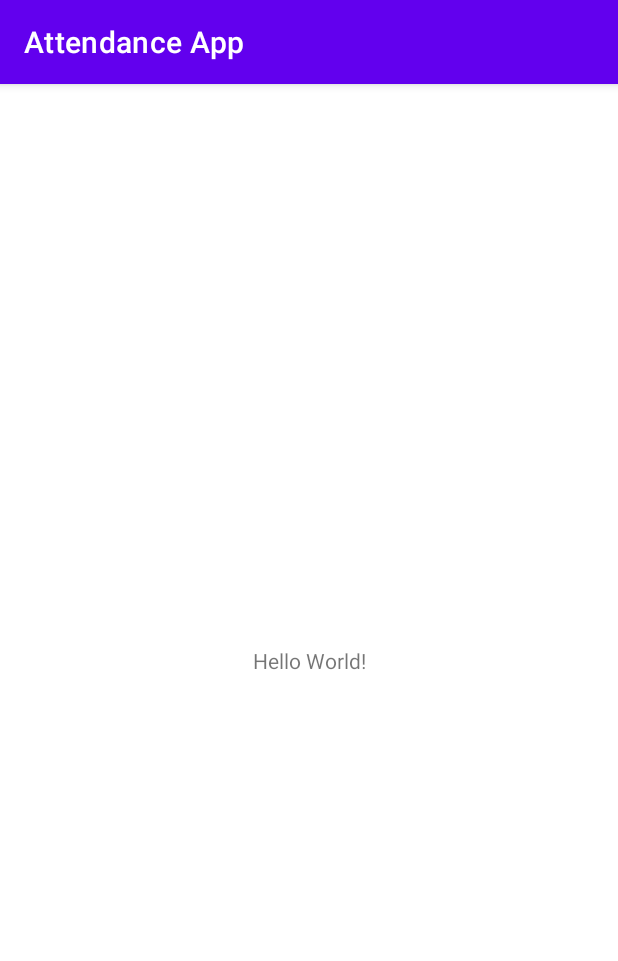
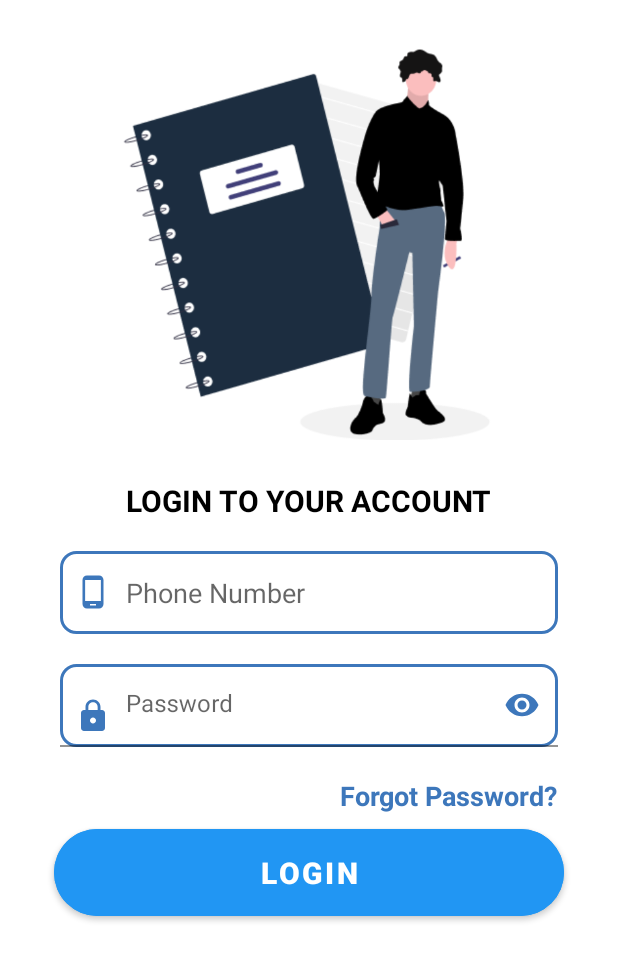
Before and after one commit to Kabuto-Hido/KLTN_Attendance_App, an Android app: the screen it shows after launch (MainActivity before the commit, LoginActivity after it), on a phone screen of 412 x 824 dp. Shown: the top 961 px of the screen. Run offline under Robolectric (Android 15) with nearby library versions, the phone set to English and light mode, and no system bars; our stand-ins replace Firebase (no records; nobody signed in at launch, a user with empty details on screens opened directly); libraries missing offline, so code that uses them is left out: at.favre.lib.

Commit message:
LoginActivity

```diff
--- a/app/build.gradle
+++ b/app/build.gradle
@@ -37,4 +37,5 @@ dependencies {
     testImplementation 'junit:junit:4.13.2'
     androidTestImplementation 'androidx.test.ext:junit:1.1.3'
     androidTestImplementation 'androidx.test.espresso:espresso-core:3.4.0'
+    implementation group: 'at.favre.lib', name: 'bcrypt', version: '0.9.0'
 }
--- a/app/src/main/AndroidManifest.xml
+++ b/app/src/main/AndroidManifest.xml
@@ -10,6 +10,9 @@
         android:supportsRtl="true"
         android:theme="@style/Theme.MyApplication">
         <activity
+            android:name=".LoginActivity"
+            android:exported="false" />
+        <activity
             android:name=".MainActivity"
             android:exported="true">
             <intent-filter>
--- /dev/null
+++ b/app/src/main/java/hcmute/edu/vn/tlcn/attendanceapp/LoginActivity.java
@@ -0,0 +1,154 @@
+package hcmute.edu.vn.tlcn.attendanceapp;
+
+import androidx.annotation.NonNull;
+import androidx.appcompat.app.AppCompatActivity;
+
+import android.app.ProgressDialog;
+import android.os.Bundle;
+import android.view.View;
+import android.widget.Button;
+import android.widget.EditText;
+import android.widget.TextView;
+import android.widget.Toast;
+
+import com.google.firebase.database.DataSnapshot;
+import com.google.firebase.database.DatabaseError;
+import com.google.firebase.database.DatabaseReference;
+import com.google.firebase.database.FirebaseDatabase;
+import com.google.firebase.database.ValueEventListener;
+
+import java.text.ParseException;
+import java.text.SimpleDateFormat;
+import java.util.Date;
+
+import at.favre.lib.crypto.bcrypt.BCrypt;
+import hcmute.edu.vn.tlcn.attendanceapp.model.User;
+import hcmute.edu.vn.tlcn.attendanceapp.pattern.User_singeton;
+
+public class LoginActivity extends AppCompatActivity {
+
+    EditText edittextPhone,edittextPassword;
+    TextView txtForgotPassword;
+    Button btnLogin;
+
+    ProgressDialog progressDialog;
+
+    @Override
+    protected void onCreate(Bundle savedInstanceState) {
+        super.onCreate(savedInstanceState);
+        setContentView(R.layout.activity_login);
+
+        edittextPhone = (EditText) findViewById(R.id.edittextPhone);
+        edittextPassword = (EditText) findViewById(R.id.edittextPassword);
+        txtForgotPassword = (TextView) findViewById(R.id.txtForgotPassword);
+        btnLogin = (Button) findViewById(R.id.btnLogin);
+
+        btnLogin.setOnClickListener(new View.OnClickListener() {
+            @Override
+            public void onClick(View v) {
+//                SimpleDateFormat format = new SimpleDateFormat("yyyy-MM-dd");
+//                Date birth = null;
+//                try {
+//
+//                    birth = format.parse("2001-08-29");
+//
+//                } catch (ParseException e) {  //Ngày sinh nhập không hợp lệ
+//                    e.printStackTrace();
+//
+//                    Toast.makeText(LoginActivity.this, "Invalid Birthday !", Toast.LENGTH_SHORT).show();
+//                    return;
+//                }
+//
+//                String password = "123456";
+//                String hashPass = BCrypt.withDefaults().hashToString(12, password.toCharArray());
+//                BCrypt.Result result = BCrypt.verifyer().verify(password.toCharArray(),hashPass);
+//                if(result.verified)
+//                String birthday = format.format(birth);
+//                String defaultAvatar = "https://firebasestorage.googleapis.com/v0/b/cnpm-30771.appspot.com/o/no-user.png?alt=media&token=517e08ab-6aa4-42eb-9547-b1b10f17caf0";
+//
+//                //admin 0937302331 - 123456
+//                User user = new User("admin","0937302331",hashPass,birthday,
+//                        "User Administration",true,defaultAvatar,0);
+//
+//                FirebaseDatabase database = FirebaseDatabase.getInstance();
+//                DatabaseReference myRef = database.getReference("users");
+//
+//                myRef.addListenerForSingleValueEvent(new ValueEventListener() {
+//                    @Override
+//                    public void onDataChange(@NonNull DataSnapshot snapshot) {
+//                        if(snapshot.hasChild(user.getPhone()))
+//                        {
+//                            Toast.makeText(LoginActivity.this, "Phone number is already Taken !", Toast.LENGTH_SHORT).show();
+//                            //isAvailable = false;
+//                            //progressDialog.dismiss();
+//                        }
+//                        else{
+//                            myRef.child(user.getPhone()).setValue(user);
+//                            Toast.makeText(LoginActivity.this, "Successfully", Toast.LENGTH_SHORT).show();
+//                        }
+//                    }
+//
+//                    @Override
+//                    public void onCancelled(@NonNull DatabaseError error) {
+//
+//                    }
+//                });
+
+                progressDialog = new ProgressDialog(LoginActivity.this);
+                progressDialog.setTitle("Logging...");
+                progressDialog.setMessage("Please wait");
+                progressDialog.show();
+
+                String phone = edittextPhone.getText().toString();
+                String password = edittextPassword.getText().toString();
+
+                if(phone.equals("") || password.equals("") || phone.length() != 10 || password.length() < 6)
+                {
+                    progressDialog.dismiss();
+                    Toast.makeText(LoginActivity.this, "Wrong account or password!", Toast.LENGTH_SHORT).show();
+                }else{
+                    FirebaseDatabase database = FirebaseDatabase.getInstance();
+                    DatabaseReference myRef = database.getReference("users");
+
+                    myRef.addValueEventListener(new ValueEventListener() {
+                        @Override
+                        public void onDataChange(@NonNull DataSnapshot snapshot) {
+                            User_singeton isUser = User_singeton.getInstance();
+                            if(isUser.getUser() != null)
+                                return;
+
+                            DataSnapshot dataSnapshot = snapshot.child(phone);
+                            if(!dataSnapshot.exists()) {
+                                progressDialog.dismiss();
+                                Toast.makeText(LoginActivity.this, "Wrong account or password!", Toast.LENGTH_SHORT).show();
+                            }
+
+                            User user = dataSnapshot.getValue(User.class);
+                            String hashPass = user.getPassword();
+                            BCrypt.Result result = BCrypt.verifyer().verify(password.toCharArray(),hashPass);
+
+                            if(result.verified){
+                                User_singeton user_singeton = User_singeton.getInstance();
+                                user_singeton.setUser(user);
+                                progressDialog.dismiss();
+                                Toast.makeText(LoginActivity.this, "Login Successfully!", Toast.LENGTH_SHORT).show();
+                            }
+                            else{
+                                progressDialog.dismiss();
+                                Toast.makeText(LoginActivity.this, "Wrong account or password!", Toast.LENGTH_SHORT).show();
+                            }
+                        }
+
+                        @Override
+                        public void onCancelled(@NonNull DatabaseError error) {
+
+                        }
+                    });
+                }
+            }
+        });
+    }
+    //Hash password
+
+
+}
--- a/app/src/main/java/hcmute/edu/vn/tlcn/attendanceapp/MainActivity.java
+++ b/app/src/main/java/hcmute/edu/vn/tlcn/attendanceapp/MainActivity.java
@@ -1,37 +1,30 @@
 package hcmute.edu.vn.tlcn.attendanceapp;
 
-import androidx.annotation.NonNull;
+import android.content.Intent;
+import android.os.Bundle;
+
 import androidx.appcompat.app.AppCompatActivity;
 
-import android.os.Bundle;
-
-import com.google.firebase.database.DataSnapshot;
-import com.google.firebase.database.DatabaseError;
-import com.google.firebase.database.DatabaseReference;
-import com.google.firebase.database.FirebaseDatabase;
-import com.google.firebase.database.ValueEventListener;
+import java.util.Timer;
+import java.util.TimerTask;
 
 public class MainActivity extends AppCompatActivity {
+
+    Timer timer;
 
     @Override
     protected void onCreate(Bundle savedInstanceState) {
         super.onCreate(savedInstanceState);
         setContentView(R.layout.activity_main);
 
-        FirebaseDatabase database = FirebaseDatabase.getInstance();
-        DatabaseReference myRef = database.getReference("message");
-
-        myRef.addListenerForSingleValueEvent(new ValueEventListener() {
+        timer = new Timer();
+        timer.schedule(new TimerTask() {
             @Override
-            public void onDataChange(@NonNull DataSnapshot snapshot) {
-                myRef.child("111").setValue("Hello, World!");
+            public void run() {
+                startActivity(new Intent(MainActivity.this,LoginActivity.class));
+                finish();
             }
-
-            @Override
-            public void onCancelled(@NonNull DatabaseError error) {
-
-            }
-        });
+        },2000);
 
 
     }
--- /dev/null
+++ b/app/src/main/res/drawable/custom_login_input.xml
@@ -0,0 +1,6 @@
+<?xml version="1.0" encoding="utf-8"?>
+<shape xmlns:android="http://schemas.android.com/apk/res/android">
+    <stroke android:color="#3D77BB"
+        android:width="2sp"/>
+    <corners android:radius="10dp"/>
+</shape>
--- /dev/null
+++ b/app/src/main/res/drawable/ic_password.xml
@@ -0,0 +1,5 @@
+<vector android:height="24dp" android:tint="#3D77BB"
+    android:viewportHeight="24" android:viewportWidth="24"
+    android:width="24dp" xmlns:android="http://schemas.android.com/apk/res/android">
+    <path android:fillColor="@android:color/white" android:pathData="M18,8h-1L17,6c0,-2.76 -2.24,-5 -5,-5S7,3.24 7,6v2L6,8c-1.1,0 -2,0.9 -2,2v10c0,1.1 0.9,2 2,2h12c1.1,0 2,-0.9 2,-2L20,10c0,-1.1 -0.9,-2 -2,-2zM12,17c-1.1,0 -2,-0.9 -2,-2s0.9,-2 2,-2 2,0.9 2,2 -0.9,2 -2,2zM15.1,8L8.9,8L8.9,6c0,-1.71 1.39,-3.1 3.1,-3.1 1.71,0 3.1,1.39 3.1,3.1v2z"/>
+</vector>
--- /dev/null
+++ b/app/src/main/res/drawable/ic_phone.xml
@@ -0,0 +1,5 @@
+<vector android:height="24dp" android:tint="#3D77BB"
+    android:viewportHeight="24" android:viewportWidth="24"
+    android:width="24dp" xmlns:android="http://schemas.android.com/apk/res/android">
+    <path android:fillColor="@android:color/white" android:pathData="M16,1L8,1C6.34,1 5,2.34 5,4v16c0,1.66 1.34,3 3,3h8c1.66,0 3,-1.34 3,-3L19,4c0,-1.66 -1.34,-3 -3,-3zM14,21h-4v-1h4v1zM17.25,18L6.75,18L6.75,4h10.5v14z"/>
+</vector>
--- /dev/null
+++ b/app/src/main/res/layout/activity_login.xml
@@ -0,0 +1,100 @@
+<?xml version="1.0" encoding="utf-8"?>
+<RelativeLayout xmlns:android="http://schemas.android.com/apk/res/android"
+    xmlns:app="http://schemas.android.com/apk/res-auto"
+    xmlns:tools="http://schemas.android.com/tools"
+    android:layout_width="match_parent"
+    android:layout_height="match_parent"
+    tools:context=".LoginActivity">
+
+    <ImageView
+        android:contentDescription="image login"
+        android:id="@+id/loginImage"
+        android:layout_width="250dp"
+        android:layout_height="280dp"
+        android:src="@drawable/login_img"
+        android:layout_centerHorizontal="true"
+        android:layout_marginTop="20dp"/>
+
+    <TextView
+        android:id="@+id/loginLabel"
+        android:layout_width="wrap_content"
+        android:layout_height="wrap_content"
+        android:text="LOGIN TO YOUR ACCOUNT"
+        android:textSize="20sp"
+        android:textStyle="bold"
+        android:textColor="@color/black"
+        android:layout_centerHorizontal="true"
+        android:layout_marginTop="20dp"
+        android:layout_below="@+id/loginImage" />
+
+    <EditText
+        android:id="@+id/edittextPhone"
+        android:layout_width="match_parent"
+        android:layout_height="55dp"
+        android:layout_below="@+id/loginLabel"
+        android:layout_centerHorizontal="true"
+        android:layout_marginStart="80dp"
+        android:layout_marginTop="20dp"
+        android:autofillHints="phone"
+        android:background="@drawable/custom_login_input"
+        android:drawableStart="@drawable/ic_phone"
+        android:drawablePadding="10dp"
+        android:hint="Phone Number"
+        android:inputType="phone"
+        android:paddingStart="10dp"
+        android:paddingEnd="10dp" />
+
+    <com.google.android.material.textfield.TextInputLayout
+        android:id="@+id/edtLayout"
+        android:layout_width="match_parent"
+        android:layout_height="55dp"
+        app:passwordToggleEnabled="true"
+        app:passwordToggleTint="#3D77BB"
+        android:layout_marginStart="80dp"
+        android:layout_centerHorizontal="true"
+        android:layout_marginTop="20dp"
+        android:layout_below="@+id/edittextPhone">
+        <com.google.android.material.textfield.TextInputEditText
+            android:id="@+id/edittextPassword"
+            android:layout_width="match_parent"
+            android:layout_height="55dp"
+            android:inputType="textPassword"
+            android:paddingStart="10dp"
+            android:hint="Password"
+            android:paddingEnd="10dp"
+            android:drawableStart="@drawable/ic_password"
+            android:drawablePadding="10dp"
+            android:background="@drawable/custom_login_input"/>
+    </com.google.android.material.textfield.TextInputLayout>
+
+    <TextView
+        android:id="@+id/txtForgotPassword"
+        android:layout_width="wrap_content"
+        android:layout_height="wrap_content"
+        android:layout_below="@+id/edtLayout"
+        android:layout_alignParentEnd="true"
+        android:layout_marginTop="20dp"
+        android:layout_marginEnd="40dp"
+        android:text="Forgot Password?"
+        android:textColor="#3D77BB"
+        android:textSize="18sp"
+        android:textStyle="bold" />
+
+    <com.google.android.material.button.MaterialButton
+        android:id="@+id/btnLogin"
+        android:layout_width="340sp"
+        android:layout_height="70sp"
+        android:layout_below="@+id/txtForgotPassword"
+        android:layout_centerHorizontal="true"
+        android:layout_marginStart="4dp"
+        android:layout_marginTop="4dp"
+        android:layout_marginEnd="4dp"
+        android:layout_marginBottom="4dp"
+        android:backgroundTint="#2196F3"
+        android:fontFamily="sans-serif-medium"
+        android:text="LOGIN"
+        android:textSize="20sp"
+        android:textStyle="bold"
+        app:cornerRadius="30sp" />
+
+</RelativeLayout>
--- /dev/null
+++ b/app/src/main/res/values/styles.xml
@@ -0,0 +1,4 @@
+<?xml version="1.0" encoding="utf-8"?>
+<resources>
+
+</resources>
--- a/app/src/main/res/values/themes.xml
+++ b/app/src/main/res/values/themes.xml
@@ -1,6 +1,6 @@
 <resources xmlns:tools="http://schemas.android.com/tools">
     <!-- Base application theme. -->
-    <style name="Theme.MyApplication" parent="Theme.MaterialComponents.DayNight.DarkActionBar">
+    <style name="Theme.MyApplication" parent="Theme.MaterialComponents.Light.NoActionBar">
         <!-- Primary brand color. -->
         <item name="colorPrimary">@color/purple_500</item>
         <item name="colorPrimaryVariant">@color/purple_700</item>
@@ -10,7 +10,7 @@
         <item name="colorSecondaryVariant">@color/teal_700</item>
         <item name="colorOnSecondary">@color/black</item>
         <!-- Status bar color. -->
-        <item name="android:statusBarColor" tools:targetApi="l">?attr/colorPrimaryVariant</item>
+        <item name="android:statusBarColor" tools:targetApi="l">#97BCE8</item>
         <!-- Customize your theme here. -->
     </style>
 </resources>
```
Also changed, not shown: app/src/main/java/hcmute/edu/vn/tlcn/attendanceapp/model/User.java (added, +91 -0 lines), app/src/main/java/hcmute/edu/vn/tlcn/attendanceapp/pattern/User_singeton.java (added, +23 -0 lines), app/src/main/res/drawable/gradient_bg.xml (added, +7 -0 lines), app/src/main/res/layout/activity_main.xml (+47 -8 lines), app/src/main/res/drawable/login_img.png (added).
